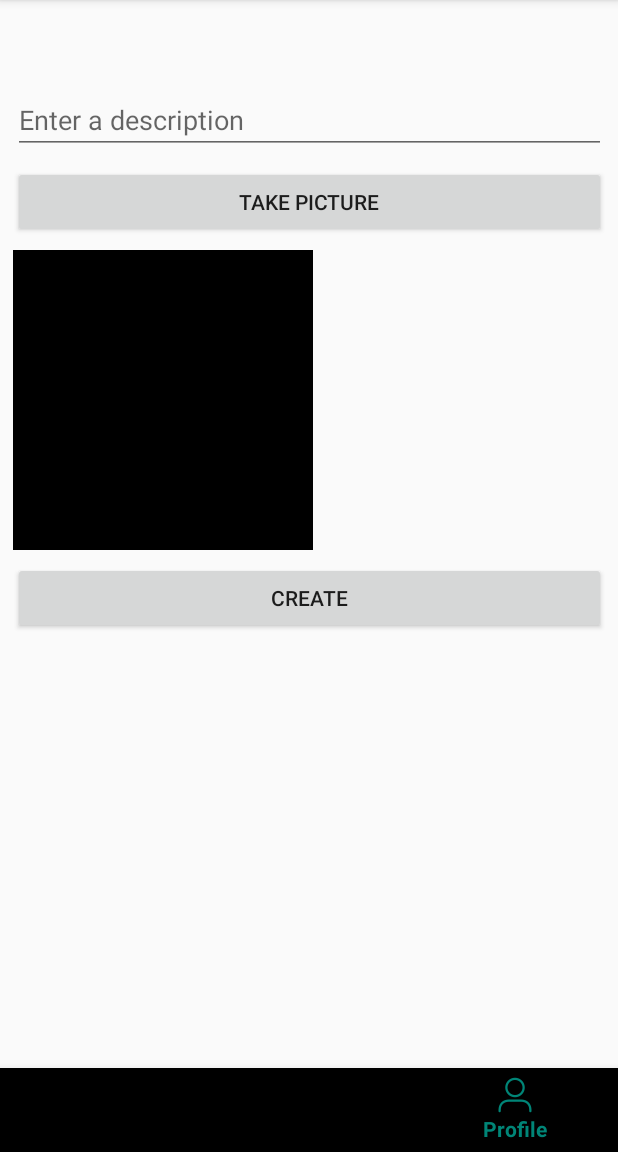
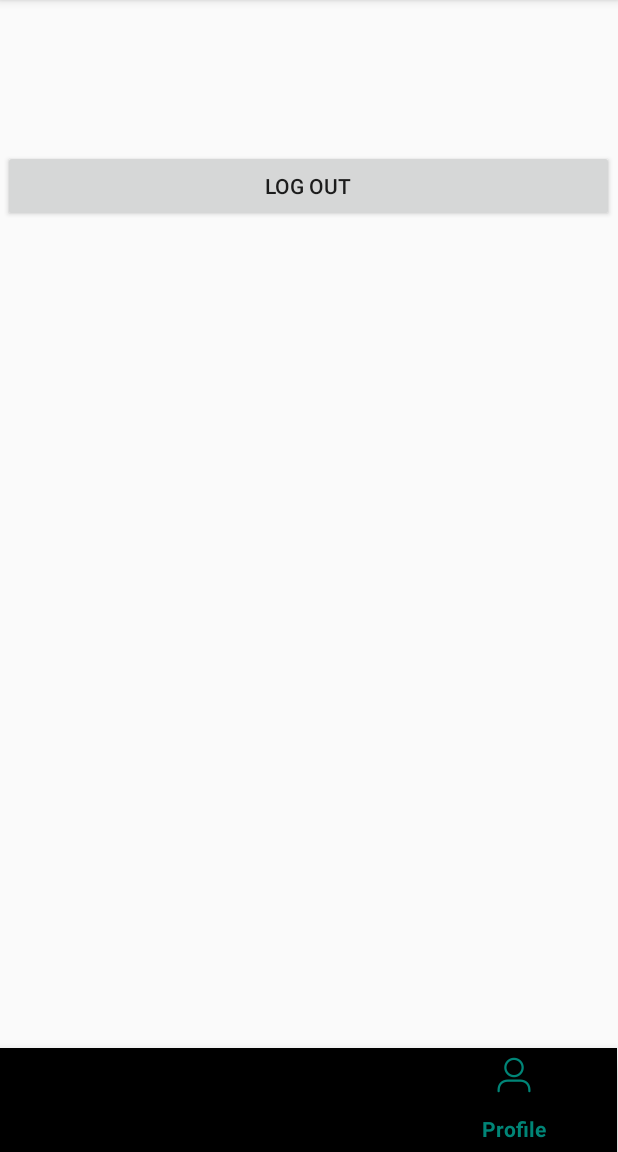
Before and after one commit to cecebaek/Instagram, an Android app: the HomeActivity screen opened directly, with no data from a screen before it, item 3 of the bottom bar chosen, on a phone screen of 412 x 824 dp, the part 84-1236 px from its top. Run offline under Robolectric (Android 15) with nearby library versions, the phone set to English and light mode, and no system bars; libraries missing offline, so code that uses them is left out: com.parse; pictures from the network do not load; 2 statements that could not run were skipped.

Commit message:
"new compose feature, working refresh, working basic onclick for post details"

```diff
--- a/app/build.gradle
+++ b/app/build.gradle
@@ -35,4 +35,8 @@ dependencies {
     implementation 'com.github.bumptech.glide:glide:4.8.0'
     // Glide v4 uses this new annotation processor -- see https://bumptech.github.io/glide/doc/generatedapi.html
     annotationProcessor 'com.github.bumptech.glide:compiler:4.8.0'
+    implementation 'com.android.support:support-v4:27.1.1'
+    implementation 'org.parceler:parceler-api:1.1.12'
+    annotationProcessor 'org.parceler:parceler:1.1.12'
+
 }
--- a/app/src/main/AndroidManifest.xml
+++ b/app/src/main/AndroidManifest.xml
@@ -13,6 +13,7 @@
         android:supportsRtl="true"
         android:theme="@style/AppTheme"
         android:usesCleartextTraffic="true">
+        <activity android:name=".PostDetailActivity"></activity>
         <!-- make sure within the application tag, otherwise app will crash with XmlResourceParser errors -->
         <provider
             android:name="androidx.core.content.FileProvider"
@@ -23,7 +24,8 @@
                 android:name="android.support.FILE_PROVIDER_PATHS"
                 android:resource="@xml/fileprovider" />
         </provider>
-        <activity android:name=".HomeActivity"></activity>
+
+        <activity android:name=".HomeActivity" />
         <activity android:name=".LoginActivity">
             <intent-filter>
                 <action android:name="android.intent.action.MAIN" />
--- a/app/src/main/java/com/example/instagram/HomeActivity.java
+++ b/app/src/main/java/com/example/instagram/HomeActivity.java
@@ -12,6 +12,7 @@ import androidx.fragment.app.FragmentManager;
 
 import com.example.instagram.fragments.ComposeFragment;
 import com.example.instagram.fragments.PostsFragment;
+import com.example.instagram.fragments.ProfileFragment;
 import com.google.android.material.bottomnavigation.BottomNavigationView;
 import com.parse.FindCallback;
 import com.parse.ParseException;
@@ -50,8 +51,7 @@ public class HomeActivity extends AppCompatActivity {
                         Toast.makeText(HomeActivity.this, "Compose!", Toast.LENGTH_SHORT).show();
                         break;
                     case R.id.action_profile:
-                        // TODO - swap fragment here
-                        fragment = new ComposeFragment();
+                        fragment = new ProfileFragment();
                         Toast.makeText(HomeActivity.this, "Profile!", Toast.LENGTH_SHORT).show();
                         break;
                 }
--- a/app/src/main/java/com/example/instagram/fragments/ComposeFragment.java
+++ b/app/src/main/java/com/example/instagram/fragments/ComposeFragment.java
@@ -42,7 +42,6 @@ public class ComposeFragment extends Fragment {
 
     private EditText etDescription;
     private Button btnCreate;
-    private Button btnTakePic;
     private ImageView ivImagePost;
 
     public final String APP_TAG = "MyCustomApp";
@@ -68,15 +67,9 @@ public class ComposeFragment extends Fragment {
 
         etDescription = view.findViewById(R.id.etDescription);
         btnCreate = view.findViewById(R.id.btnCreate);
-        btnTakePic = view.findViewById(R.id.btnTakePic);
         ivImagePost = view.findViewById(R.id.ivImagePost);
 
-        btnTakePic.setOnClickListener(new View.OnClickListener() {
-            @Override
-            public void onClick(View view) {
-                onLaunchCamera(view);
-            }
-        });
+        onLaunchCamera(view);
 
         btnCreate.setOnClickListener(new View.OnClickListener() {
             @Override
@@ -180,6 +173,7 @@ public class ComposeFragment extends Fragment {
                 if (e == null) {
                     Log.d("HomeActivity", "Create post success!");
                     etDescription.setText("");
+                    ivImagePost.setImageResource(0);
                 }
                 else {
                     e.printStackTrace();
--- a/app/src/main/java/com/example/instagram/fragments/PostsFragment.java
+++ b/app/src/main/java/com/example/instagram/fragments/PostsFragment.java
@@ -9,6 +9,7 @@ import android.view.ViewGroup;
 import androidx.fragment.app.Fragment;
 import androidx.recyclerview.widget.LinearLayoutManager;
 import androidx.recyclerview.widget.RecyclerView;
+import androidx.swiperefreshlayout.widget.SwipeRefreshLayout;
 
 import com.example.instagram.Post;
 import com.example.instagram.PostsAdapter;
@@ -22,6 +23,8 @@ import java.util.List;
 public class PostsFragment extends Fragment {
 
     public static final String TAG = "PostsFragment";
+
+    private SwipeRefreshLayout swipeContainer;
 
     private RecyclerView rvPosts;
     private PostsAdapter adapter;
@@ -39,6 +42,19 @@ public class PostsFragment extends Fragment {
     // Any view setup should occur here.  E.g., view lookups and attaching view listeners.
     @Override
     public void onViewCreated(View view, Bundle savedInstanceState) {
+        // Lookup the swipe container view
+        swipeContainer = (SwipeRefreshLayout) view.findViewById(R.id.swipeContainer);
+        // Setup refresh listener which triggers new data loading
+        swipeContainer.setOnRefreshListener(new SwipeRefreshLayout.OnRefreshListener() {
+            @Override
+            public void onRefresh() {
+                // Your code to refresh the list here.
+                // Make sure you call swipeContainer.setRefreshing(false)
+                // once the network request has completed successfully.
+                fetchTimelineAsync(0);
+            }
+        });
+
         rvPosts = view.findViewById(R.id.rvPosts);
         // create the adapter
         mPosts = new ArrayList<Post>();
@@ -74,4 +90,14 @@ public class PostsFragment extends Fragment {
             }
         });
     }
+
+    public void fetchTimelineAsync(int page) {
+        // Send the network request to fetch the updated data
+        // `client` here is an instance of Android Async HTTP
+        // getHomeTimeline is an example endpoint.
+        adapter.clear();
+        loadTopPosts();
+        swipeContainer.setRefreshing(false);
+    }
+
 }
--- /dev/null
+++ b/app/src/main/java/com/example/instagram/fragments/ProfileFragment.java
@@ -0,0 +1,42 @@
+package com.example.instagram.fragments;
+
+import android.content.Intent;
+import android.os.Bundle;
+import android.view.LayoutInflater;
+import android.view.View;
+import android.view.ViewGroup;
+import android.widget.Button;
+
+import androidx.fragment.app.Fragment;
+
+import com.example.instagram.LoginActivity;
+import com.example.instagram.R;
+import com.parse.ParseUser;
+
+public class ProfileFragment extends Fragment {
+
+    private Button mLogoutButton;
+    public static final String TAG = "ProfileFragment";
+
+    @Override
+    public View onCreateView(LayoutInflater inflater, ViewGroup parent, Bundle savedInstanceState) {
+        // Defines the xml file for the fragment
+        return inflater.inflate(R.layout.fragment_profile, parent, false);
+    }
+
+    // This event is triggered soon after onCreateView().
+    // Any view setup should occur here.  E.g., view lookups and attaching view listeners.
+    @Override
+    public void onViewCreated(View view, Bundle savedInstanceState) {
+        mLogoutButton = view.findViewById(R.id.mLogoutButton);
+        // set onClick Listener for Logout button
+        mLogoutButton.setOnClickListener(new View.OnClickListener() {
+            @Override
+            public void onClick(View view) {
+                ParseUser.logOut();
+                Intent i = new Intent(getActivity(), LoginActivity.class);
+                startActivity(i);
+            }
+        });
+    }
+}
--- a/app/src/main/res/layout/activity_main.xml
+++ b/app/src/main/res/layout/activity_main.xml
@@ -8,20 +8,22 @@
 
     <FrameLayout
         android:id="@+id/flContainer"
-        android:layout_width="411dp"
-        android:layout_height="662dp"
+        android:layout_width="407dp"
+        android:layout_height="592dp"
         app:layout_constraintBottom_toTopOf="@+id/bottom_navigation"
         app:layout_constraintEnd_toEndOf="parent"
+        app:layout_constraintHorizontal_bias="0.4"
         app:layout_constraintStart_toStartOf="parent"
-        app:layout_constraintTop_toTopOf="parent">
+        app:layout_constraintTop_toTopOf="parent"
+        app:layout_constraintVertical_bias="0.0">
 
     </FrameLayout>
 
     <com.google.android.material.bottomnavigation.BottomNavigationView
         android:id="@+id/bottom_navigation"
-        android:layout_width="match_parent"
-        android:layout_height="wrap_content"
+        android:layout_width="411dp"
+        android:layout_height="69dp"
         app:layout_constraintBottom_toBottomOf="parent"
-        app:menu="@menu/menu_bottom_navigation"/>
+        app:menu="@menu/menu_bottom_navigation" />
 
 </androidx.constraintlayout.widget.ConstraintLayout>
--- a/app/src/main/res/layout/fragment_compose.xml
+++ b/app/src/main/res/layout/fragment_compose.xml
@@ -8,21 +8,20 @@
 
     <EditText
         android:id="@+id/etDescription"
-        android:layout_width="395dp"
-        android:layout_height="wrap_content"
+        android:layout_width="396dp"
+        android:layout_height="107dp"
         android:layout_marginStart="8dp"
         android:layout_marginLeft="8dp"
-        android:layout_marginTop="32dp"
+        android:layout_marginTop="24dp"
         android:layout_marginEnd="8dp"
         android:layout_marginRight="8dp"
         android:ems="10"
         android:hint="Enter a description"
         android:inputType="textPersonName"
-        app:layout_constraintBottom_toTopOf="@+id/btnTakePic"
         app:layout_constraintEnd_toEndOf="parent"
-        app:layout_constraintHorizontal_bias="0.5"
+        app:layout_constraintHorizontal_bias="0.0"
         app:layout_constraintStart_toStartOf="parent"
-        app:layout_constraintTop_toTopOf="parent" />
+        app:layout_constraintTop_toBottomOf="@+id/ivImagePost" />
 
     <Button
         android:id="@+id/btnCreate"
@@ -30,27 +29,12 @@
         android:layout_height="48dp"
         android:layout_marginStart="8dp"
         android:layout_marginLeft="8dp"
-        android:layout_marginTop="8dp"
+        android:layout_marginTop="35dp"
         android:layout_marginEnd="8dp"
         android:layout_marginRight="8dp"
         android:text="CREATE"
         app:layout_constraintEnd_toEndOf="parent"
-        app:layout_constraintHorizontal_bias="1.0"
-        app:layout_constraintStart_toStartOf="parent"
-        app:layout_constraintTop_toBottomOf="@+id/ivImagePost" />
-
-    <Button
-        android:id="@+id/btnTakePic"
-        android:layout_width="0dp"
-        android:layout_height="wrap_content"
-        android:layout_marginStart="8dp"
-        android:layout_marginLeft="8dp"
-        android:layout_marginTop="8dp"
-        android:layout_marginEnd="8dp"
-        android:layout_marginRight="8dp"
-        android:text="TAKE PICTURE"
-        app:layout_constraintEnd_toEndOf="parent"
-        app:layout_constraintHorizontal_bias="0.5"
+        app:layout_constraintHorizontal_bias="0.0"
         app:layout_constraintStart_toStartOf="parent"
         app:layout_constraintTop_toBottomOf="@+id/etDescription" />
 
@@ -58,11 +42,15 @@
         android:id="@+id/ivImagePost"
         android:layout_width="200dp"
         android:layout_height="200dp"
-        android:layout_marginStart="8dp"
-        android:layout_marginLeft="8dp"
-        android:layout_marginTop="8dp"
+        android:layout_marginStart="62dp"
+        android:layout_marginLeft="62dp"
+        android:layout_marginTop="44dp"
+        android:layout_marginEnd="62dp"
+        android:layout_marginRight="62dp"
+        app:layout_constraintEnd_toEndOf="parent"
+        app:layout_constraintHorizontal_bias="0.494"
         app:layout_constraintStart_toStartOf="parent"
-        app:layout_constraintTop_toBottomOf="@+id/btnTakePic"
+        app:layout_constraintTop_toTopOf="parent"
         app:srcCompat="@android:color/black" />
 
 </androidx.constraintlayout.widget.ConstraintLayout>
--- /dev/null
+++ b/app/src/main/res/layout/fragment_profile.xml
@@ -0,0 +1,16 @@
+<?xml version="1.0" encoding="utf-8"?>
+<androidx.constraintlayout.widget.ConstraintLayout xmlns:android="http://schemas.android.com/apk/res/android"
+    xmlns:app="http://schemas.android.com/apk/res-auto"
+    android:orientation="vertical" android:layout_width="match_parent"
+    android:layout_height="match_parent">
+
+    <Button
+        android:id="@+id/mLogoutButton"
+        android:layout_width="match_parent"
+        android:layout_height="wrap_content"
+        android:layout_marginTop="100dp"
+        android:text="log out"
+        app:layout_constraintEnd_toEndOf="parent"
+        app:layout_constraintStart_toStartOf="parent"
+        app:layout_constraintTop_toTopOf="parent" />
+</androidx.constraintlayout.widget.ConstraintLayout>
```
Also changed, not shown: app/src/main/java/com/example/instagram/LoginActivity.java (+36 -2 lines), app/src/main/java/com/example/instagram/Post.java (+7 -3 lines), app/src/main/java/com/example/instagram/PostDetailActivity.java (added, +44 -0 lines), app/src/main/java/com/example/instagram/PostsAdapter.java (+38 -1 lines), app/src/main/res/layout/activity_login.xml (+14 -0 lines), app/src/main/res/layout/activity_post_detail.xml (added, +56 -0 lines), app/src/main/res/layout/fragment_posts.xml (+7 -0 lines), app/src/main/res/layout/item_post.xml (+22 -14 lines).
